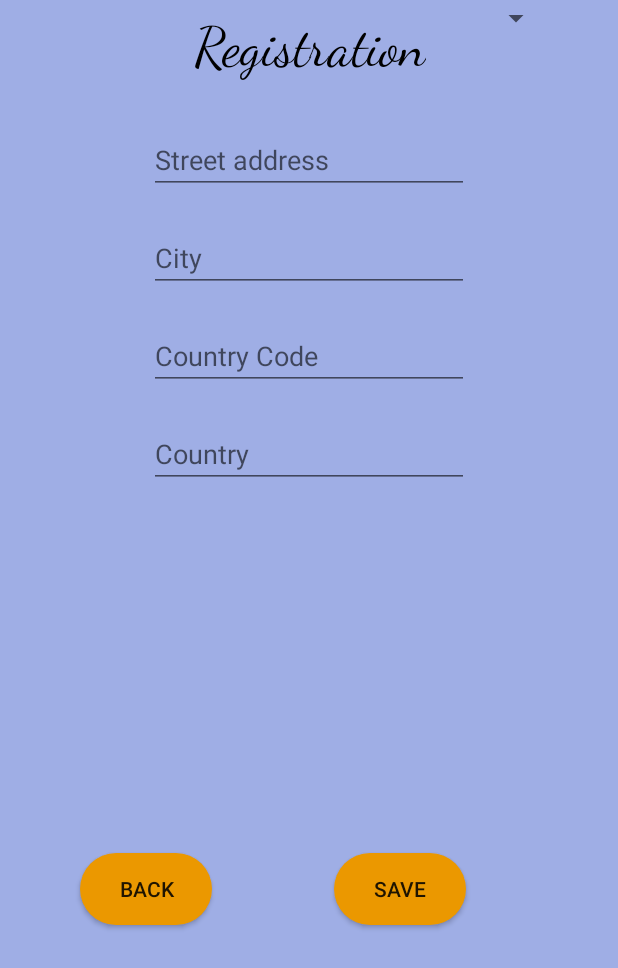
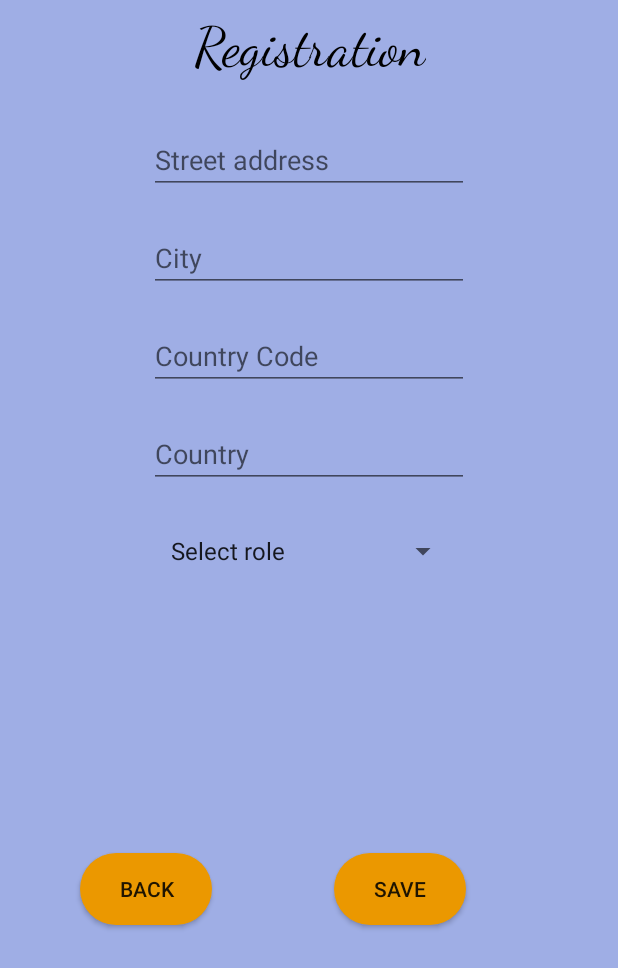
Before and after one commit to JDevs10/Shopping-Drive, an Android app: the Register screen opened directly, with no data from a screen before it, after a tap on "NEXT", on a phone screen of 412 x 824 dp. Shown: the top 968 px of the screen. Run offline under Robolectric (Android 15) with nearby library versions, the phone set to English and light mode, and no system bars; our stand-ins replace Firebase (no records; nobody signed in at launch, a user with empty details on screens opened directly).

Commit message:
register update the user can select the role of his account
preparation of some big future updates

```diff
--- a/app/app/src/main/java/com/example/j_lds/shoppingdrive/Register.java
+++ b/app/app/src/main/java/com/example/j_lds/shoppingdrive/Register.java
@@ -4,22 +4,24 @@ import android.content.Intent;
 import android.support.annotation.NonNull;
 import android.support.v7.app.AppCompatActivity;
 import android.os.Bundle;
-import android.util.Log;
 import android.view.View;
 import android.view.WindowManager;
+import android.widget.AdapterView;
+import android.widget.ArrayAdapter;
 import android.widget.Button;
 import android.widget.EditText;
+import android.widget.Spinner;
 import android.widget.Toast;
 
+import com.example.j_lds.shoppingdrive.object_class.User;
 import com.google.android.gms.tasks.OnCompleteListener;
 import com.google.android.gms.tasks.Task;
 import com.google.firebase.auth.AuthResult;
 import com.google.firebase.auth.FirebaseAuth;
-import com.google.firebase.auth.FirebaseUser;
 import com.google.firebase.database.DatabaseReference;
 import com.google.firebase.database.FirebaseDatabase;
 
-public class Register extends AppCompatActivity {
+public class Register extends AppCompatActivity implements AdapterView.OnItemSelectedListener {
 
     Button back_to_login;
     Button next;
@@ -38,10 +40,13 @@ public class Register extends AppCompatActivity {
     private EditText countryCodeAddress_et;
     private EditText countryAddress_et;
 
+    private Spinner roles;
+
     private String streetAddress;
     private String cityAddress;
     private String countryCodeAddress;
     private String countryAddress;
+    private String roleSet;
 
     private User user;
 
@@ -59,7 +64,7 @@ public class Register extends AppCompatActivity {
 
         user = new User();
 
-        //get database info
+        //get database / user section info
         mdatabaseReference = FirebaseDatabase.getInstance("https://shopping-drive-4bdce.firebaseio.com/").getReference().child("user");
 
         //for the user authentication
@@ -70,25 +75,33 @@ public class Register extends AppCompatActivity {
     }
 
     @Override
+    public void onItemSelected(AdapterView<?> parent, View view, int position, long id) {
+        roleSet = parent.getItemAtPosition(position).toString();
+    }
+
+    @Override
+    public void onNothingSelected(AdapterView<?> parent) {
+
+    }
+
+    @Override
     public void onStart() {
         super.onStart();
         // Check if user is signed in (non-null) and update UI accordingly.
         mAuth.getCurrentUser();
-//        updateUI(currentUser);
     }
 
-    @Override
-    public void onStop() {
-        super.onStop();
-        // Check if user is logged out
-        mAuth.getCurrentUser();
-        /*
-        * if(mAuthListener != null){
-        * mAuth.removeAuthStateListener(mAuthListener);
-        * }
-        * */
-//        updateUI(currentUser);
-    }
+//    @Override
+//    public void onStop() {
+//        super.onStop();
+//        // Check if user is logged out
+//        mAuth.getCurrentUser();
+//        /*
+//        * if(mAuthListener != null){
+//        * mAuth.removeAuthStateListener(mAuthListener);
+//        * }
+//        * */
+//    }
 
     private void Register1_layout(){
         //load the xml file
@@ -121,6 +134,8 @@ public class Register extends AppCompatActivity {
                 user.setPhoneNumber(phoneNumber_et.getText().toString());
                 user.setPwd(user_regist_pwd_et.getText().toString());
 
+                if (!firstName_regis_et.getText().equals("") && !lastName_regis_et.getText().equals("")
+                        && !email_et.getText().equals("") && !phoneNumber_et.getText().equals("") && !user_regist_pwd_et.getText().equals("")){
                     if(user.getPwd().equals(user_regist_cpwd_et.getText().toString())){
                         Register2_layout();
                     }else{
@@ -133,6 +148,11 @@ public class Register extends AppCompatActivity {
 
                         Toast.makeText(Register.this, "The password is not identical", Toast.LENGTH_SHORT).show();
                     }
+                }else {
+                    Toast.makeText(Register.this, "Please fill all the fields", Toast.LENGTH_SHORT).show();
+                }
+
+
             }
         });
 
@@ -145,6 +165,13 @@ public class Register extends AppCompatActivity {
         cityAddress_et = findViewById(R.id.editText_city_address);
         countryCodeAddress_et = findViewById(R.id.editText_country_code_address);
         countryAddress_et = findViewById(R.id.editText_country_address);
+
+        roles = (Spinner)findViewById(R.id.spinner_user_role);
+        ArrayAdapter<CharSequence> arrayAdapter = ArrayAdapter.createFromResource(this, R.array.roles, android.R.layout.simple_spinner_item);
+        arrayAdapter.setDropDownViewResource(android.R.layout.simple_spinner_dropdown_item);
+        roles.setAdapter(arrayAdapter);
+        roles.setOnItemSelectedListener(this);
+
 
         back_to_regist1 = findViewById(R.id.button_back_regist1);
         save = findViewById(R.id.button_save);
@@ -163,9 +190,11 @@ public class Register extends AppCompatActivity {
             cityAddress = cityAddress_et.getText().toString().trim();
             countryCodeAddress = countryCodeAddress_et.getText().toString().trim();
             countryAddress = countryAddress_et.getText().toString().trim();
+            user.setRole(roleSet);
 
-            if (!streetAddress.equals("") && !cityAddress.equals("") && !countryCodeAddress.equals("") && !countryAddress.equals("")){
+                if (!streetAddress.equals("") && !cityAddress.equals("") && !countryCodeAddress.equals("") && !countryAddress.equals("") && !roleSet.equals("Select role")){
                     user.setAddress(streetAddress+" "+cityAddress+" "+countryCodeAddress+" "+countryAddress);
+                    user.setRole(roleSet);
 
                     sign_up_new_user(user.getEmail(), user.getPwd());
                 }else{
@@ -205,4 +234,6 @@ public class Register extends AppCompatActivity {
         Intent intent= new Intent(Register.this, Login.class);
         startActivity(intent);
     }
+
+
 }
--- a/app/app/src/main/java/com/example/j_lds/shoppingdrive/User.java
+++ b/app/app/src/main/java/com/example/j_lds/shoppingdrive/object_class/User.java
@@ -1,8 +1,8 @@
-package com.example.j_lds.shoppingdrive;
+package com.example.j_lds.shoppingdrive.object_class;
+
 
 
 public class User {
-    private String userName;
     private String firstname;
     private String lastname;
     private String email;
@@ -69,4 +69,6 @@ public class User {
     public void setRole(String role){
         this.role = role;
     }
+
+
 }
--- a/app/app/src/main/res/layout/activity_login.xml
+++ b/app/app/src/main/res/layout/activity_login.xml
@@ -75,7 +75,7 @@
         app:layout_constraintTop_toBottomOf="@+id/button_login" />
 
     <EditText
-        android:id="@+id/editText_username"
+        android:id="@+id/editText_user_email"
         android:layout_width="wrap_content"
         android:layout_height="wrap_content"
         android:layout_marginEnd="53dp"
@@ -84,7 +84,7 @@
         android:layout_marginStart="54dp"
         android:layout_marginTop="26dp"
         android:ems="10"
-        android:hint="@string/username"
+        android:hint="@string/email"
         android:inputType="textPersonName"
         app:layout_constraintEnd_toEndOf="parent"
         app:layout_constraintStart_toStartOf="parent"
@@ -104,7 +104,7 @@
         android:inputType="textPassword"
         app:layout_constraintEnd_toEndOf="parent"
         app:layout_constraintStart_toStartOf="parent"
-        app:layout_constraintTop_toBottomOf="@+id/editText_username" />
+        app:layout_constraintTop_toBottomOf="@+id/editText_user_email" />
 
     <TextView
         android:id="@+id/textView_straight_line"
--- a/app/app/src/main/res/layout/activity_register_p2.xml
+++ b/app/app/src/main/res/layout/activity_register_p2.xml
@@ -119,11 +119,17 @@
         app:layout_constraintTop_toBottomOf="@+id/editText_country_address" />
 
     <Spinner
-        android:id="@+id/spinner"
-        android:layout_width="368dp"
+        android:id="@+id/spinner_user_role"
+        android:layout_width="200dp"
         android:layout_height="wrap_content"
-        tools:layout_editor_absoluteX="8dp"
-        tools:layout_editor_absoluteY="363dp" />
+        android:layout_marginEnd="8dp"
+        android:layout_marginLeft="8dp"
+        android:layout_marginRight="8dp"
+        android:layout_marginStart="8dp"
+        android:layout_marginTop="30dp"
+        app:layout_constraintEnd_toEndOf="parent"
+        app:layout_constraintStart_toStartOf="parent"
+        app:layout_constraintTop_toBottomOf="@+id/editText_country_address" />
 
 
 </android.support.constraint.ConstraintLayout>
--- a/app/app/src/main/res/values/strings.xml
+++ b/app/app/src/main/res/values/strings.xml
@@ -34,4 +34,11 @@
     <string name="my_basket">My Basket</string>
     <string name="send_my_order">Send My Order</string>
     <string name="username">Username</string>
+
+    <string-array name="roles">
+        <item>Select role</item>
+        <item>Client</item>
+        <item>Merchant</item>
+        <item>Delivery Man</item>
+    </string-array>
 </resources>
```
Also changed, not shown: app/app/src/main/java/com/example/j_lds/shoppingdrive/FindMerchant.java (+28 -0 lines), app/app/src/main/java/com/example/j_lds/shoppingdrive/FindMerchantAdapter.java (+5 -2 lines), app/app/src/main/java/com/example/j_lds/shoppingdrive/Login.java (+43 -19 lines), app/app/src/main/java/com/example/j_lds/shoppingdrive/object_class/Article.java (added, +45 -0 lines), app/app/src/main/java/com/example/j_lds/shoppingdrive/object_class/Basket.java (added, +30 -0 lines), app/app/src/main/java/com/example/j_lds/shoppingdrive/object_class/Merchants.java (added, +29 -0 lines). Lines whose indentation alone changed are shown as unchanged.
